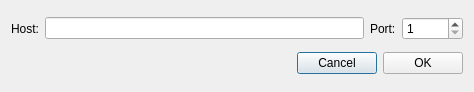
cryptonotefoundation/cryptonotewallet, file src/gui/ui/newpooldialog.ui: the form before one commit.
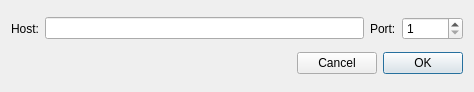
The form after the commit.

```diff
--- a/src/gui/ui/newpooldialog.ui
+++ b/src/gui/ui/newpooldialog.ui
@@ -72,6 +72,12 @@
        <property name="text">
         <string>OK</string>
        </property>
+       <property name="autoDefault">
+        <bool>false</bool>
+       </property>
+       <property name="default">
+        <bool>true</bool>
+       </property>
       </widget>
      </item>
     </layout>
```
Left out of the diff: 6 changed lines with no effect on the pictures.
